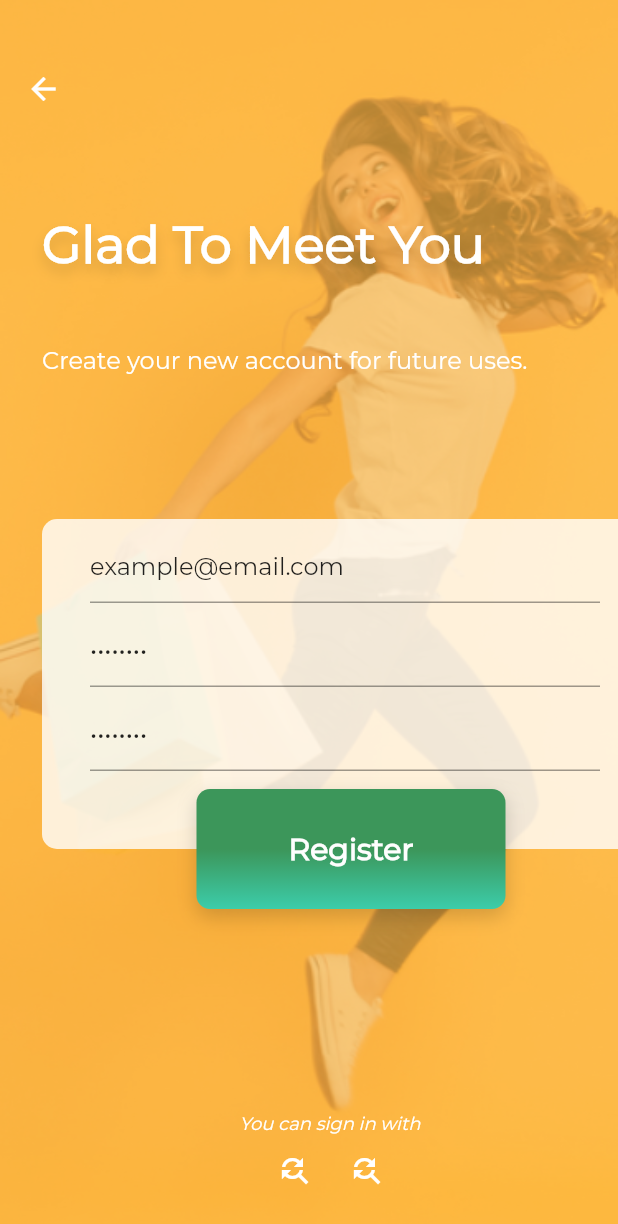
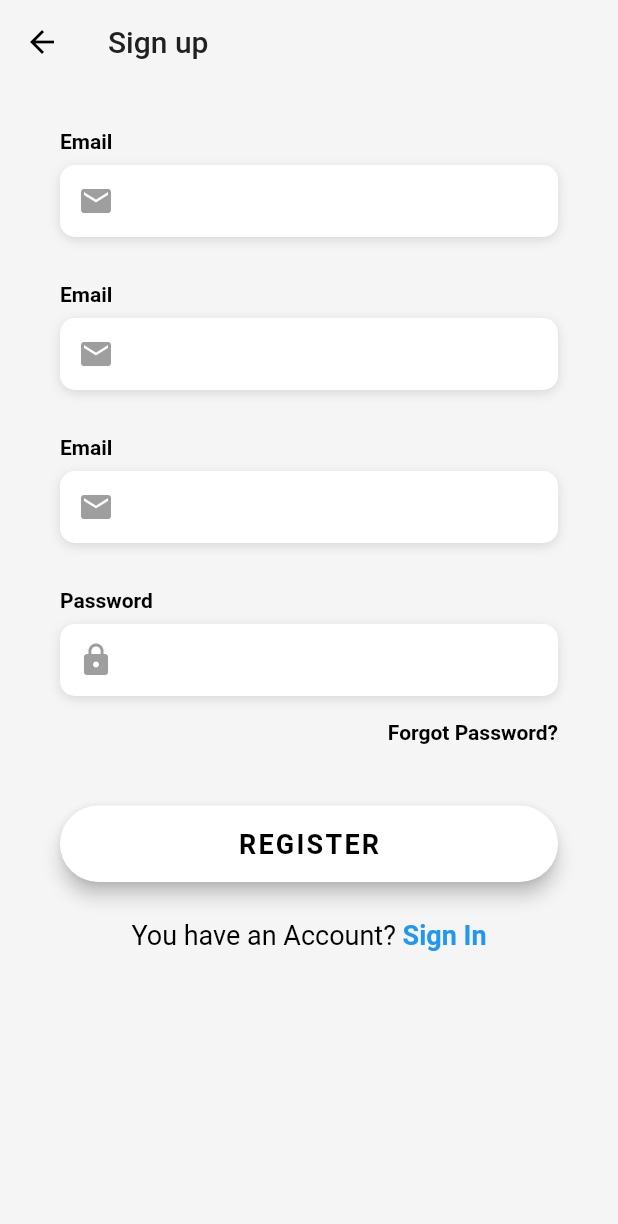
Before and after one commit to tiennv597/jalo_mobile, a Flutter app: the RegisterPage screen opened directly, on a phone screen of 412 x 824 dp. Shown: the top 1224 px of the screen. Run offline on Flutter 3.47's test engine with Material 2 defaults, Android fonts, the phone set to English and light mode, and no system bars; our stand-ins replace country_code_picker, dio, flutter_rating_bar, flutter_svg, flutter_swiper, numberpicker and 4 more; missing offline and left inert: flutter_page_indicator, rubber; accounts and stored records are empty; generated files the repository leaves out were written again; Roboto replaces fonts that are missing (OpenSans).

Commit message:
coding auth for app

```diff
--- a/lib/screens/auth/login/login_page.dart
+++ b/lib/screens/auth/login/login_page.dart
@@ -1,11 +1,9 @@
 import 'package:flutter/services.dart';
 import 'package:shinro_int2/constant/app_properties.dart';
 import 'package:shinro_int2/constant/constant.dart';
-import 'package:shinro_int2/screens/intro_page.dart';
 import 'package:flutter/material.dart';
-import 'package:flutter_auth_buttons/flutter_auth_buttons.dart';
-import 'package:shinro_int2/screens/profile/profile_page.dart';
-import 'package:shinro_int2/screens/settings/settings_page.dart';
+
+import '../register_page.dart';
 
 class LoginPage extends StatefulWidget {
   @override
@@ -220,7 +218,10 @@ class _LoginPageState extends State<LoginPage> {
 
   Widget _buildSignupBtn() {
     return GestureDetector(
-      onTap: () => print('Sign Up Button Pressed'),
+      onTap: () {
+        Navigator.of(context)
+            .push(MaterialPageRoute(builder: (context) => RegisterPage()));
+      },
       child: RichText(
         text: TextSpan(
           children: [
@@ -249,6 +250,18 @@ class _LoginPageState extends State<LoginPage> {
   @override
   Widget build(BuildContext context) {
     return Scaffold(
+      appBar: AppBar(
+        iconTheme: IconThemeData(
+          color: Colors.black,
+        ),
+        brightness: Brightness.light,
+        backgroundColor: Colors.transparent,
+        title: Text(
+          'Sign in',
+          style: TextStyle(color: darkGrey,fontFamily: 'OpenSans',),
+        ),
+        elevation: 0,
+      ),
       backgroundColor: Colors.grey[100],
       body: AnnotatedRegion<SystemUiOverlayStyle>(
         value: SystemUiOverlayStyle.light,
@@ -266,20 +279,10 @@ class _LoginPageState extends State<LoginPage> {
                   physics: AlwaysScrollableScrollPhysics(),
                   padding: EdgeInsets.symmetric(
                     horizontal: 40.0,
-                    vertical: 80.0,
                   ),
                   child: Column(
                     mainAxisAlignment: MainAxisAlignment.center,
                     children: <Widget>[
-                      Text(
-                        'Sign In',
-                        style: TextStyle(
-                          color: Colors.black,
-                          fontFamily: 'OpenSans',
-                          fontSize: 30.0,
-                          fontWeight: FontWeight.bold,
-                        ),
-                      ),
                       SizedBox(height: 30.0),
                       _buildEmailTF(),
                       SizedBox(
--- a/lib/screens/auth/register_page.dart
+++ b/lib/screens/auth/register_page.dart
@@ -1,8 +1,9 @@
-
+import 'package:flutter/services.dart';
 import 'package:shinro_int2/constant/app_properties.dart';
+import 'package:shinro_int2/constant/constant.dart';
 import 'package:flutter/material.dart';
 
-import 'forgot_password_page.dart';
+import 'login/login_page.dart';
 
 class RegisterPage extends StatefulWidget {
   @override
@@ -10,194 +11,210 @@ class RegisterPage extends StatefulWidget {
 }
 
 class _RegisterPageState extends State<RegisterPage> {
-  TextEditingController email =
-      TextEditingController(text: 'example@email.com');
+  bool _rememberMe = false;
 
-  TextEditingController password = TextEditingController(text: '12345678');
-
-  TextEditingController cmfPassword = TextEditingController(text: '12345678');
-
-
-  @override
-  Widget build(BuildContext context) {
-    Widget title = Text(
-      'Glad To Meet You',
+  Widget _buildEmailTF() {
+    return Column(
+      crossAxisAlignment: CrossAxisAlignment.start,
+      children: <Widget>[
+        Text(
+          'Email',
+          style: kLabelStyle,
+        ),
+        SizedBox(height: 8.0),
+        Container(
+          alignment: Alignment.centerLeft,
+          decoration: kBoxDecorationStyle,
+          height: 48.0,
+          child: TextField(
+            keyboardType: TextInputType.emailAddress,
             style: TextStyle(
               color: Colors.white,
-          fontSize: 34.0,
-          fontWeight: FontWeight.bold,
-          shadows: [
-            BoxShadow(
-              color: Color.fromRGBO(0, 0, 0, 0.15),
-              offset: Offset(0, 5),
-              blurRadius: 10.0,
-            )
-          ]),
+              fontFamily: 'OpenSans',
+            ),
+            decoration: InputDecoration(
+              border: InputBorder.none,
+              contentPadding: EdgeInsets.only(top: 15.0),
+              prefixIcon: Icon(
+                Icons.email,
+                color: Colors.grey,
+              ),
+              hintText: 'Enter your Email',
+              hintStyle: kHintTextStyle,
+            ),
+          ),
+        ),
+      ],
     );
+  }
 
-    Widget subTitle = Padding(
-        padding: const EdgeInsets.only(right: 56.0),
+  Widget _buildPasswordTF() {
+    return Column(
+      crossAxisAlignment: CrossAxisAlignment.start,
+      children: <Widget>[
+        Text(
+          'Password',
+          style: kLabelStyle,
+        ),
+        SizedBox(height: 8.0),
+        Container(
+          alignment: Alignment.centerLeft,
+          decoration: kBoxDecorationStyle,
+          height: 48.0,
+          child: TextField(
+            obscureText: true,
+            style: TextStyle(
+              color: Colors.black,
+              fontFamily: 'OpenSans',
+            ),
+            decoration: InputDecoration(
+              border: InputBorder.none,
+              contentPadding: EdgeInsets.only(top: 15.0),
+              prefixIcon: Icon(
+                Icons.lock,
+                color: Colors.grey,
+              ),
+              hintText: 'Enter your Password',
+              hintStyle: kHintTextStyle,
+            ),
+          ),
+        ),
+      ],
+    );
+  }
+
+  Widget _buildForgotPasswordBtn() {
+    return Container(
+      alignment: Alignment.centerRight,
+      child: FlatButton(
+        onPressed: () => print('Forgot Password Button Pressed'),
+        padding: EdgeInsets.only(right: 0.0),
         child: Text(
-          'Create your new account for future uses.',
-          style: TextStyle(
-            color: Colors.white,
-            fontSize: 16.0,
-          ),
-        ));
-
-    Widget registerButton = Positioned(
-      left: MediaQuery.of(context).size.width / 4,
-      bottom: 40,
-      child: InkWell(
-        onTap: () {
-          Navigator.of(context)
-              .push(MaterialPageRoute(builder: (_) => ForgotPasswordPage()));
-        },
-        child: Container(
-          width: MediaQuery.of(context).size.width / 2,
-          height: 80,
-          child: Center(
-              child: new Text("Register",
-                  style: const TextStyle(
-                      color: const Color(0xfffefefe),
-                      fontWeight: FontWeight.w600,
-                      fontStyle: FontStyle.normal,
-                      fontSize: 20.0))),
-          decoration: BoxDecoration(
-              gradient: mainButton,
-              boxShadow: [
-                BoxShadow(
-                  color: Color.fromRGBO(0, 0, 0, 0.16),
-                  offset: Offset(0, 5),
-                  blurRadius: 10.0,
-                )
-              ],
-              borderRadius: BorderRadius.circular(9.0)),
+          'Forgot Password?',
+          style: kLabelStyle,
         ),
       ),
     );
+  }
 
-    Widget registerForm = Container(
-      height: 300,
-      child: Stack(
-        children: <Widget>[
-          Container(
-            height: 220,
-            width: MediaQuery.of(context).size.width,
-            padding: const EdgeInsets.only(left: 32.0, right: 12.0),
-            decoration: BoxDecoration(
-                color: Color.fromRGBO(255, 255, 255, 0.8),
-                borderRadius: BorderRadius.only(
-                    topLeft: Radius.circular(10),
-                    bottomLeft: Radius.circular(10))),
-            child: Column(
-              mainAxisAlignment: MainAxisAlignment.start,
-              children: <Widget>[
-                Padding(
-                  padding: const EdgeInsets.only(top: 8.0),
-                  child: TextField(
-                    controller: email,
-                    style: TextStyle(fontSize: 16.0),
+  Widget _buildLoginBtn() {
+    return Container(
+      padding: EdgeInsets.symmetric(vertical: 25.0),
+      width: double.infinity,
+      child: RaisedButton(
+        elevation: 5.0,
+        onPressed: () => print('Login Button Pressed'),
+        padding: EdgeInsets.all(15.0),
+        shape: RoundedRectangleBorder(
+          borderRadius: BorderRadius.circular(30.0),
+        ),
+        color: Colors.white,
+        child: Text(
+          'REGISTER',
+          style: TextStyle(
+            color: Colors.black,
+            letterSpacing: 1.5,
+            fontSize: 18.0,
+            fontWeight: FontWeight.bold,
+            fontFamily: 'OpenSans',
           ),
         ),
-                Padding(
-                  padding: const EdgeInsets.only(top: 8.0),
-                  child: TextField(
-                    controller: password,
-                    style: TextStyle(fontSize: 16.0),
-                    obscureText: true,
+      ),
+    );
+  }
+
+  Widget _buildSignupBtn() {
+    return GestureDetector(
+      onTap: () {
+        Navigator.of(context)
+            .push(MaterialPageRoute(builder: (context) => LoginPage()));
+      },
+      child: RichText(
+        text: TextSpan(
+          children: [
+            TextSpan(
+              text: 'You have an Account? ',
+              style: TextStyle(
+                color: Colors.black,
+                fontSize: 18.0,
+                fontWeight: FontWeight.w400,
               ),
             ),
-                Padding(
-                  padding: const EdgeInsets.only(top: 8.0),
-                  child: TextField(
-                    controller: cmfPassword,
-                    style: TextStyle(fontSize: 16.0),
-                    obscureText: true,
+            TextSpan(
+              text: 'Sign In',
+              style: TextStyle(
+                color: Colors.blue,
+                fontSize: 18.0,
+                fontWeight: FontWeight.bold,
               ),
             ),
           ],
         ),
       ),
-          registerButton,
+    );
+  }
+
+  @override
+  Widget build(BuildContext context) {
+    return Scaffold(
+      appBar: AppBar(
+        iconTheme: IconThemeData(
+          color: Colors.black,
+        ),
+        brightness: Brightness.light,
+        backgroundColor: Colors.transparent,
+        title: Text(
+          'Sign up',
+          style: TextStyle(color: darkGrey,fontFamily: 'OpenSans'),
+        ),
+        elevation: 0,
+      ),
+      backgroundColor: Colors.grey[100],
+      body: AnnotatedRegion<SystemUiOverlayStyle>(
+        value: SystemUiOverlayStyle.light,
+        child: GestureDetector(
+          onTap: () => FocusScope.of(context).unfocus(),
+          child: Stack(
+            children: <Widget>[
+              Container(
+                height: double.infinity,
+                width: double.infinity,
+              ),
+              Container(
+                height: double.infinity,
+                child: SingleChildScrollView(
+                  physics: AlwaysScrollableScrollPhysics(),
+                  padding: EdgeInsets.symmetric(
+                    horizontal: 40.0,
+                  ),
+                  child: Column(
+                    mainAxisAlignment: MainAxisAlignment.center,
+                    children: <Widget>[
+                      SizedBox(height: 30.0),
+                      _buildEmailTF(),
+                      SizedBox(
+                        height: 30.0,
+                      ),
+                       _buildEmailTF(),
+                      SizedBox(
+                        height: 30.0,
+                      ),
+                      _buildEmailTF(),
+                      SizedBox(
+                        height: 30.0,
+                      ),
+                      _buildPasswordTF(),
+                      _buildForgotPasswordBtn(),
+                      _buildLoginBtn(),
+                      _buildSignupBtn(),
                     ],
                   ),
-    );
-
-    Widget socialRegister = Column(
-      children: <Widget>[
-        Text(
-          'You can sign in with',
-          style: TextStyle(
-              fontSize: 12.0, fontStyle: FontStyle.italic, color: Colors.white),
-        ),
-        Row(
-          mainAxisAlignment: MainAxisAlignment.center,
-          children: <Widget>[
-            IconButton(
-              icon: Icon(Icons.find_replace),
-              onPressed: () {},
-              color: Colors.white,
-            ),
-            IconButton(
-                icon: Icon(Icons.find_replace),
-                onPressed: () {},
-                color: Colors.white),
-          ],
-        )
-      ],
-    );
-
-    return Scaffold(
-
-              body: Stack(
-                children: <Widget>[
-                  Container(
-                    decoration: BoxDecoration(
-                        image: DecorationImage(image: AssetImage('assets/background.jpg'),
-                            fit: BoxFit.cover)
-                    ),
-                  ),
-                  Container(
-                    decoration: BoxDecoration(
-                      color: transparentYellow,
-
-                    ),
-                  ),
-                  Padding(
-                    padding: const EdgeInsets.only(left: 28.0),
-                    child: Column(
-                      crossAxisAlignment: CrossAxisAlignment.start,
-                      mainAxisAlignment: MainAxisAlignment.start,
-                      children: <Widget>[
-                        Spacer(flex:3),
-                        title,
-                        Spacer(),
-
-                        subTitle,
-                        Spacer(flex:2),
-
-                        registerForm,
-                        Spacer(flex:2),
-                        Padding(
-                            padding: EdgeInsets.only(bottom: 20), child: socialRegister)
-                      ],
-                    ),
-                  ),
-
-                  Positioned(
-                    top: 35,
-                    left: 5,
-                    child: IconButton(
-                      color: Colors.white,
-                      icon: Icon(Icons.arrow_back),
-                      onPressed: () {
-                        Navigator.pop(context);
-                      },
                 ),
               )
             ],
           ),
+        ),
+      ),
     );
   }
 }
--- a/lib/screens/grammar/example_page.dart
+++ b/lib/screens/grammar/example_page.dart
@@ -147,7 +147,7 @@ class _DetailPageState extends State<DetailPage> {
         brightness: Brightness.light,
         backgroundColor: Colors.transparent,
         title: Text(
-          'Settings',
+          'Example',
           style: TextStyle(color: darkGrey),
         ),
         elevation: 0,
```
Also changed, not shown: 1 other file. Lines whose indentation alone changed are shown as unchanged.
